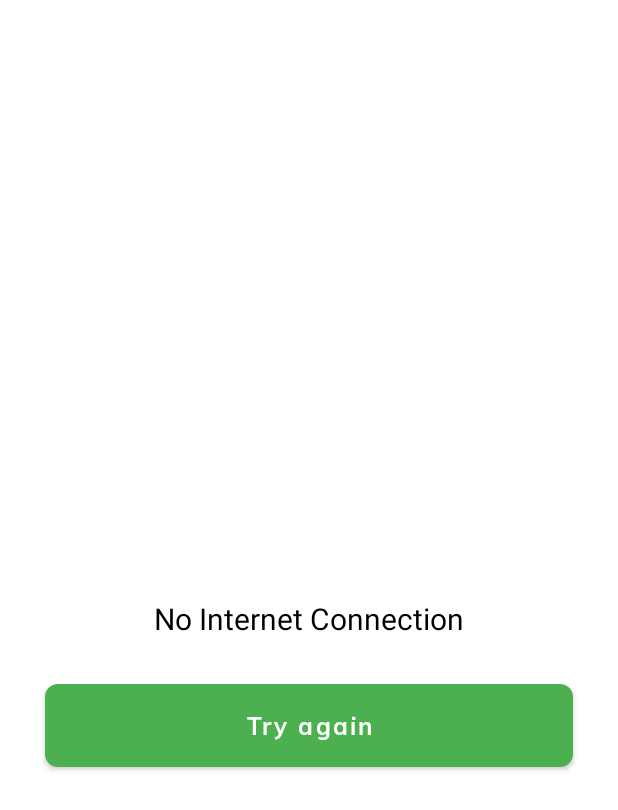
After one commit to Bhupendr/E_Commerce, an Android app: the layout no_data_found.xml on its own in the app's theme, with its tools: preview values and no code run, on a phone screen of 412 x 824 dp. The commit adds this screen. Shown: the top 810 px of the screen. Run offline under Robolectric (Android 15) with nearby library versions, the phone set to English and light mode, and no system bars.

Commit message:
19/11/2021 Pankaj Sharma Morning

```diff
--- a/app/build.gradle
+++ b/app/build.gradle
@@ -19,8 +19,8 @@ android {
         minSdkVersion 21
 //        minSdkVersion 16
         targetSdkVersion 31
-        versionCode 4
-        versionName "1.0.3"
+        versionCode 5
+        versionName "1.0.4"
 
         testInstrumentationRunner "androidx.test.runner.AndroidJUnitRunner"
     }
--- a/app/src/main/java/com/Frndzcart/urbanchoice/adapter/ProductAdapter.kt
+++ b/app/src/main/java/com/Frndzcart/urbanchoice/adapter/ProductAdapter.kt
@@ -10,6 +10,7 @@ import android.view.ViewGroup
 import android.widget.ImageView
 import android.widget.LinearLayout
 import android.widget.TextView
+import android.widget.Toast
 import androidx.core.view.isVisible
 import androidx.recyclerview.widget.RecyclerView
 import com.Frndzcart.urbanchoice.Global.Global
@@ -55,18 +56,21 @@ class ProductAdapter() : RecyclerView.Adapter<ProductAdapter.Category_Holder>()
     override fun onBindViewHolder(holder: Category_Holder, position: Int) {
 
 
+        try {
+
             val listdata = arrayList[position]
-        if(checkItemInCart(listdata)){
+            if (checkItemInCart(listdata)) {
                 holder.add_quantity.isVisible = true
                 holder.add_new_item.isVisible = false
                 holder.total.text = listdata.quantity.toString()
             }
             holder.item_name.text = listdata.title
 
-        holder.item_price.text = context.resources.getString(R.string.rupees,listdata.mrp)
-        holder.discounted_price.text = context.resources.getString(R.string.rupees,listdata.price)
+            holder.item_price.text = context.resources.getString(R.string.rupees, listdata.mrp)
+            holder.discounted_price.text =
+                context.resources.getString(R.string.rupees, listdata.price)
             holder.total.text = listdata.quantity.toString()
-        val url = Global.BASE_Image_URL +"admin/icon_file/"+listdata.icon_file
+            val url = Global.BASE_Image_URL + "admin/icon_file/" + listdata.icon_file
             Log.e("url", url)
             Glide.with(context).load(url)
                 .placeholder(R.drawable.launchericon) //5
@@ -77,10 +81,10 @@ class ProductAdapter() : RecyclerView.Adapter<ProductAdapter.Category_Holder>()
 
             val marginpprice = listdata.mrp.toInt() - listdata.price.toInt()
 
-        holder.offer_percent.text = "Rs " + marginpprice.toString() +  " save"
-        if(marginpprice ==0){
+            holder.offer_percent.text = "Rs " + marginpprice.toString() + " save"
+            if (marginpprice == 0) {
                 holder.red_offer_img.isVisible = false
-        }else{
+            } else {
                 holder.item_price.strike = true
             }
 //        holder.weight.text = listdata.weght
@@ -94,7 +98,7 @@ class ProductAdapter() : RecyclerView.Adapter<ProductAdapter.Category_Holder>()
 
 
 
-            if(addtolist(listdata) ){
+                if (addtolist(listdata)) {
                     Global.cartList.add(listdata)
                 }
 
@@ -124,6 +128,9 @@ class ProductAdapter() : RecyclerView.Adapter<ProductAdapter.Category_Holder>()
                 }
                 count.onCount(Global.cartList.size)
                 // notifyDataSetChanged()
+            }
+        }catch (e : Exception){
+            Toast.makeText(context,e.toString(),Toast.LENGTH_SHORT).show()
         }
 
     }
--- a/app/src/main/java/com/Frndzcart/urbanchoice/fragment/AddressSectionFragment.kt
+++ b/app/src/main/java/com/Frndzcart/urbanchoice/fragment/AddressSectionFragment.kt
@@ -180,11 +180,12 @@ binding.back.setOnClickListener {
     }
 
     private fun callApi(address: Editable?, productidlist: String, jsonTut: String) {
-
+        Log.e("json",jsonTut)
         /*val call = ApiClient().service.order("admin/apis/order.php?o=%7B\"customer_id\":"+ Global.customerid +"," +
                 "\"total_amount\":"+ Global.pricing.toString() +",\"items\"" +
                 ":\""+ productidlist +"\",\"address\":\"" + address + "\"%7D")*/
         val call = ApiClient().service.order("admin/apis/order1.php?o="+jsonTut)
+
         call.enqueue(object : Callback<String> {
             override fun onResponse(
                     call: Call<String>,
--- a/app/src/main/java/com/Frndzcart/urbanchoice/fragment/HomeFragment.kt
+++ b/app/src/main/java/com/Frndzcart/urbanchoice/fragment/HomeFragment.kt
@@ -29,8 +29,6 @@ class HomeFragment : Fragment() {
 
 
     lateinit var binding : FragmentHomeBinding
-
-
 
     override fun onCreateView(
             inflater: LayoutInflater,
--- /dev/null
+++ b/app/src/main/res/layout/no_data_found.xml
@@ -0,0 +1,50 @@
+<?xml version="1.0" encoding="utf-8"?>
+<androidx.constraintlayout.widget.ConstraintLayout xmlns:android="http://schemas.android.com/apk/res/android"
+    android:layout_width="match_parent"
+    android:layout_height="match_parent"
+    xmlns:app="http://schemas.android.com/apk/res-auto"
+    android:background="@color/white">
+
+    <ImageView
+        android:id="@+id/nointernetsign"
+        android:layout_width="wrap_content"
+        android:layout_height="wrap_content"
+
+        app:layout_constraintBottom_toTopOf="@id/no_internet_text"
+        app:layout_constraintLeft_toLeftOf="parent"
+        app:layout_constraintRight_toRightOf="parent"
+        android:layout_marginBottom="@dimen/size_30"
+        />
+
+    <TextView
+        android:id="@+id/no_internet_text"
+        android:layout_width="wrap_content"
+        android:layout_height="wrap_content"
+        android:textSize="@dimen/text_size_20"
+        android:text="@string/noInternet"
+        android:textColor="@color/black"
+        app:layout_constraintTop_toTopOf="parent"
+        app:layout_constraintLeft_toLeftOf="parent"
+        app:layout_constraintRight_toRightOf="parent"
+        app:layout_constraintBottom_toBottomOf="parent"
+        />
+
+    <Button
+        android:id="@+id/try_again"
+        android:layout_width="match_parent"
+        android:layout_height="@dimen/size_55"
+        android:background="@drawable/rounded_grey_editext"
+        app:backgroundTint="@color/colorPrimary"
+        android:text="@string/try_again"
+        android:gravity="center"
+        android:textColor="@color/white"
+        android:textSize="@dimen/text_size_16"
+        android:fontFamily="@font/muli_bold"
+        android:textAllCaps="false"
+        app:layout_constraintLeft_toLeftOf="parent"
+        app:layout_constraintRight_toRightOf="parent"
+        android:layout_margin="@dimen/size_30"
+        app:layout_constraintTop_toBottomOf="@id/no_internet_text"
+        />
+
+</androidx.constraintlayout.widget.ConstraintLayout>
--- a/app/src/main/res/layout/orderitem_details.xml
+++ b/app/src/main/res/layout/orderitem_details.xml
@@ -161,7 +161,7 @@
             <TextView
                 android:layout_width="match_parent"
                 android:layout_height="wrap_content"
-                android:text="@string/email"
+                android:text="@string/email_mobile"
                 android:textSize="@dimen/text_size_16"
                 android:gravity="start"
                 android:layout_weight="1"
@@ -379,6 +379,7 @@
         <LinearLayout
             android:layout_width="match_parent"
             android:layout_height="@dimen/size_50"
+            android:visibility="gone"
             android:orientation="horizontal"
             android:gravity="center_vertical"
             android:background="@color/veryLightGrey">
```
Lines whose indentation alone changed are shown as unchanged.
